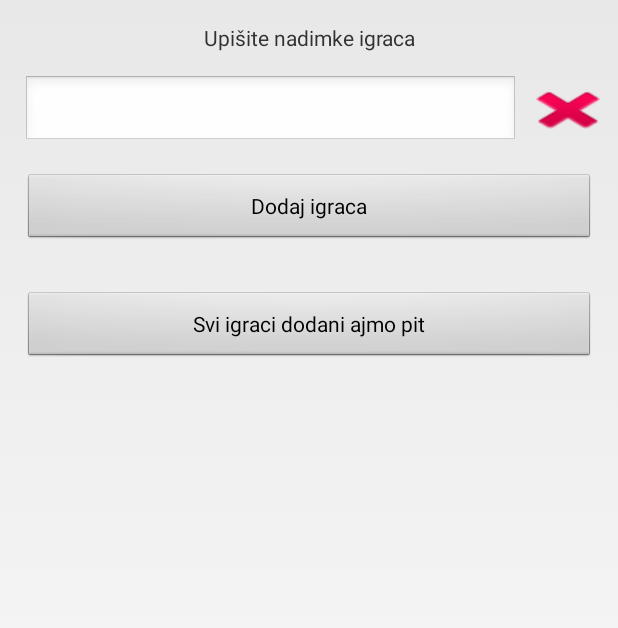
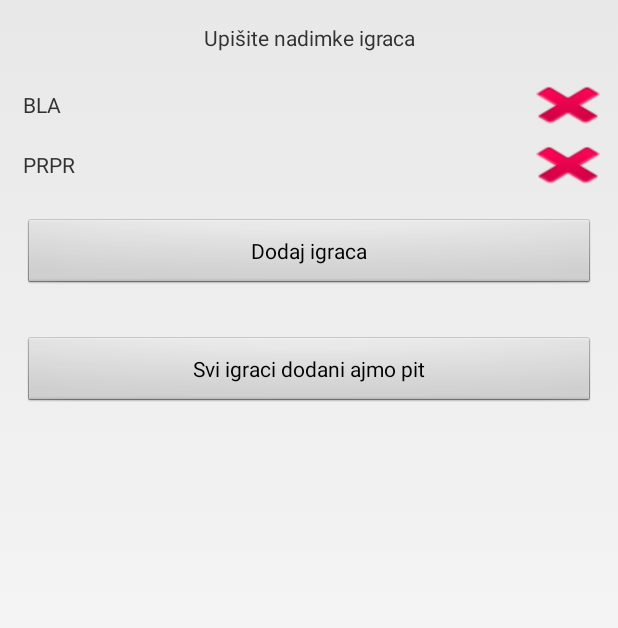
Before and after one commit to markosopcic/PPIJUltraTeam, an Android app: the screen it shows after launch (AddingPlayerActivity before the commit, AddingDataActivity after it), after a tap on "Pokreni igru", on a phone screen of 412 x 824 dp. Shown: the top 628 px of the screen. Run offline under Robolectric (Android 15) with nearby library versions, the phone set to English and light mode, and no system bars.

Commit message:
dodan AddingDataActivity

```diff
--- a/app/build.gradle
+++ b/app/build.gradle
@@ -22,6 +22,7 @@ dependencies {
     implementation fileTree(dir: 'libs', include: ['*.jar'])
     implementation 'com.android.support:appcompat-v7:26.1.0'
     implementation 'com.android.support.constraint:constraint-layout:1.1.0'
+    implementation 'com.android.support:support-v4:26.1.0'
     testImplementation 'junit:junit:4.12'
     androidTestImplementation 'com.android.support.test:runner:1.0.1'
     androidTestImplementation 'com.android.support.test.espresso:espresso-core:3.0.1'
--- a/app/src/main/AndroidManifest.xml
+++ b/app/src/main/AndroidManifest.xml
@@ -21,7 +21,8 @@
             </intent-filter>
         </activity>
         <activity android:name=".GameActivity" />
-        <activity android:name=".AddingPlayerActivity"></activity>
+        <activity android:name=".AddingPlayerActivity" />
+        <activity android:name=".AddingDataActivity"></activity>
     </application>
 
 </manifest>
--- /dev/null
+++ b/app/src/main/java/hr/fer/drinkinggame/AddingDataActivity.java
@@ -0,0 +1,102 @@
+package hr.fer.drinkinggame;
+
+import android.app.Activity;
+import android.content.Context;
+import android.content.Intent;
+import android.support.v7.app.AppCompatActivity;
+import android.os.Bundle;
+import android.view.LayoutInflater;
+import android.view.View;
+import android.view.Window;
+import android.view.WindowManager;
+import android.widget.EditText;
+import android.widget.LinearLayout;
+import android.widget.TextView;
+import android.widget.Toast;
+
+import java.util.ArrayList;
+
+public class AddingDataActivity extends Activity {
+
+    private LinearLayout parentLinearLayout;
+    private ArrayList<String> categories;
+    private int brojUcitanih;
+
+
+    @Override
+    protected void onCreate(Bundle savedInstanceState) {
+        super.onCreate(savedInstanceState);
+        getWindow().setFlags(WindowManager.LayoutParams.FLAG_FULLSCREEN,WindowManager.LayoutParams.FLAG_FULLSCREEN);
+        this.requestWindowFeature(Window.FEATURE_NO_TITLE);
+        setContentView(R.layout.activity_adding_data);
+
+        parentLinearLayout = (LinearLayout) findViewById(R.id.parent_linear_layout);
+
+        //za sad
+        categories = new ArrayList<>();
+
+        categories.add("BLA");
+        categories.add("PRPR");
+
+        brojUcitanih = categories.size();
+
+        //prikaz kategorija
+        for(int i=0,l=categories.size();i<l;++i){
+            LayoutInflater inflater = (LayoutInflater) getSystemService(Context.LAYOUT_INFLATER_SERVICE);
+            final View rowView = inflater.inflate(R.layout.field2, null);
+            parentLinearLayout.addView(rowView, parentLinearLayout.getChildCount() - 2);
+            LinearLayout linearLayout = (LinearLayout) parentLinearLayout.getChildAt(parentLinearLayout.getChildCount() - 3);
+            TextView kategorija = (TextView) linearLayout.getChildAt(0);
+            kategorija.setText(categories.get(i));
+        }
+    }
+
+    public void onAddField(View v) {
+        LayoutInflater inflater = (LayoutInflater) getSystemService(Context.LAYOUT_INFLATER_SERVICE);
+        final View rowView = inflater.inflate(R.layout.field, null);
+        parentLinearLayout.addView(rowView, parentLinearLayout.getChildCount() - 2);
+        LinearLayout linearLayout = (LinearLayout) parentLinearLayout.getChildAt(parentLinearLayout.getChildCount() - 3);
+        EditText editTekstNadimak = (EditText) linearLayout.getChildAt(0);
+        editTekstNadimak.requestFocus();
+    }
+
+    public void onDone(View view) {
+        categories = new ArrayList<>();
+        int size = parentLinearLayout.getChildCount()-3;
+        for(int i=0;i<brojUcitanih;++i) {
+            LinearLayout v = (LinearLayout) parentLinearLayout.getChildAt(i+1);
+            TextView textViewKategorija = (TextView) v.getChildAt(0);
+            String tekstKategorija = textViewKategorija.getText().toString();
+            categories.add(tekstKategorija);
+        }
+
+
+
+        for(int i=brojUcitanih;i<size;++i){
+            LinearLayout v = (LinearLayout) parentLinearLayout.getChildAt(i+1);
+            EditText editTekstKategorija = (EditText) v.getChildAt(0);
+            String tekstKategorija = editTekstKategorija.getText().toString();
+            if(tekstKategorija.isEmpty()){
+                Toast.makeText(this, "Kategorija mora imati neki naziv", Toast.LENGTH_SHORT).show();
+                editTekstKategorija.requestFocus();
+                return;
+            }
+            categories.add(tekstKategorija);
+        }
+
+
+
+    }
+
+
+    public void onDelete(View v) {
+        parentLinearLayout.removeView((View) v.getParent());
+        brojUcitanih--;
+    }
+
+
+    @Override
+    public void onDestroy(){
+        super.onDestroy();
+    }
+}
--- a/app/src/main/java/hr/fer/drinkinggame/menus/MainMenuActivity.java
+++ b/app/src/main/java/hr/fer/drinkinggame/menus/MainMenuActivity.java
@@ -7,6 +7,7 @@ import android.view.View;
 import android.widget.Button;
 import android.widget.ImageButton;
 
+import hr.fer.drinkinggame.AddingDataActivity;
 import hr.fer.drinkinggame.AddingPlayerActivity;
 import hr.fer.drinkinggame.GameActivity;
 import hr.fer.drinkinggame.R;
@@ -23,7 +24,7 @@ public class MainMenuActivity extends Activity {
             @Override
             public void onClick(View view) {
                 Intent startGameIntent = new Intent(MainMenuActivity.this,
-                        AddingPlayerActivity.class);
+                        AddingDataActivity.class);
                 startActivity(startGameIntent);
             }
         });
--- /dev/null
+++ b/app/src/main/res/layout/activity_adding_data.xml
@@ -0,0 +1,48 @@
+<?xml version="1.0" encoding="utf-8"?>
+
+<ScrollView xmlns:android="http://schemas.android.com/apk/res/android"
+    android:layout_width="match_parent"
+    android:layout_height="match_parent"
+    android:fillViewport="true">
+
+    <LinearLayout xmlns:android="http://schemas.android.com/apk/res/android"
+        android:id="@+id/parent_linear_layout"
+        xmlns:tools="http://schemas.android.com/tools"
+        android:layout_width="match_parent"
+        android:layout_height="match_parent"
+        tools:context=".AddingPlayerActivity"
+        android:orientation="vertical" >
+
+        <TextView
+
+            android:layout_width="match_parent"
+            android:layout_height="wrap_content"
+            android:layout_margin="15dp"
+            android:text="Upišite nadimke igraca"
+            android:gravity="center"
+
+            />
+
+
+        <Button
+            android:id="@+id/add_field_button"
+            android:layout_width="match_parent"
+            android:layout_height="wrap_content"
+            android:layout_margin="15dp"
+            android:onClick="onAddField"
+            android:text="Dodaj igraca"
+            />
+
+
+
+        <Button
+            android:id="@+id/buttonSaveAnketa"
+            android:layout_width="match_parent"
+            android:layout_height="wrap_content"
+            android:layout_margin="15dp"
+            android:text="Svi igraci dodani ajmo pit"
+            android:onClick="onDone"/>
+
+    </LinearLayout>
+
+</ScrollView>
--- /dev/null
+++ b/app/src/main/res/layout/field2.xml
@@ -0,0 +1,20 @@
+<?xml version="1.0" encoding="utf-8"?>
+<LinearLayout xmlns:android="http://schemas.android.com/apk/res/android"
+    android:layout_width="match_parent"
+    android:layout_height="50dp"
+    android:orientation="horizontal" >
+    <TextView
+        android:id="@+id/number_edit_text"
+        android:layout_width="0dp"
+        android:layout_height="wrap_content"
+        android:layout_marginLeft="15dp"
+        android:layout_weight="5"
+        android:inputType="text"/>
+    <Button
+        android:id="@+id/delete_button"
+        android:layout_width="0dp"
+        android:layout_height="40dp"
+        android:layout_weight="1"
+        android:background="@android:drawable/ic_delete"
+        android:onClick="onDelete"/>
+</LinearLayout>
--- a/app/src/main/res/values/strings.xml
+++ b/app/src/main/res/values/strings.xml
@@ -5,4 +5,6 @@
     <string name="title_activity_fullscreen">FullscreenActivity</string>
     <string name="dummy_button">Dummy Button</string>
     <string name="dummy_content">DUMMY\nCONTENT</string>
+
+    <string name="title_activity_adding_data">AddingDataActivity</string>
 </resources>
```
